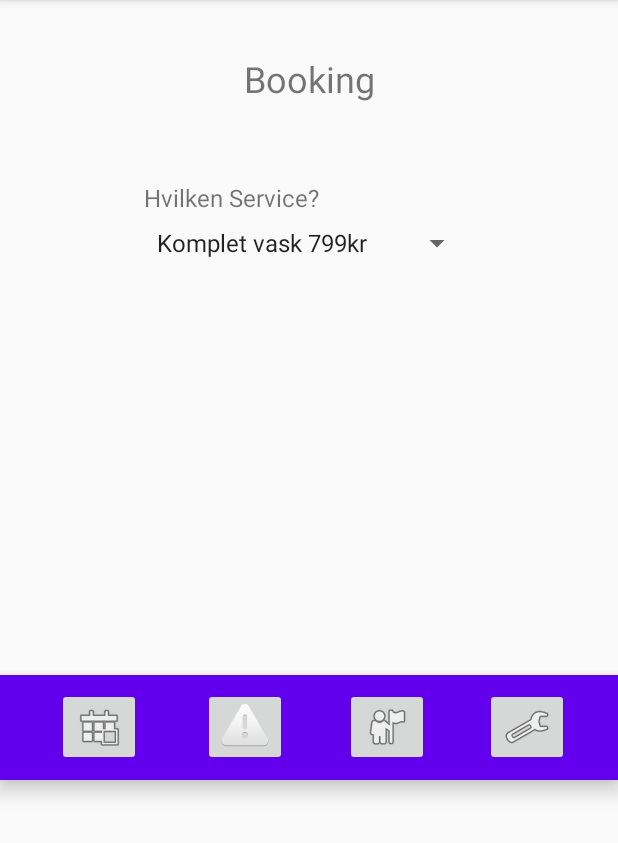
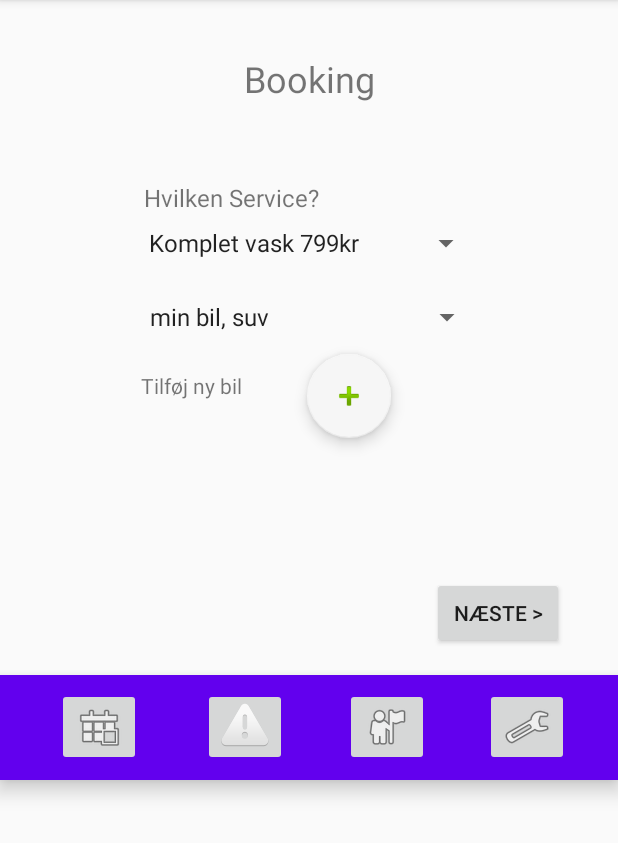
Before and after one commit to nato93/PDBilPleje, an Android app: the screen it shows after launch (HomepageActivity), after a tap on an icon or button, on a phone screen of 412 x 824 dp, the part 84-927 px from its top. Run offline under Robolectric (Android 15) with nearby library versions, the phone set to English and light mode, and no system bars.

```diff
--- a/app/src/main/res/layout/fragment_booking.xml
+++ b/app/src/main/res/layout/fragment_booking.xml
@@ -1,6 +1,5 @@
 <?xml version="1.0" encoding="utf-8"?>
-<androidx.constraintlayout.widget.ConstraintLayout
-    xmlns:android="http://schemas.android.com/apk/res/android"
+<androidx.constraintlayout.widget.ConstraintLayout xmlns:android="http://schemas.android.com/apk/res/android"
     xmlns:app="http://schemas.android.com/apk/res-auto"
     xmlns:tools="http://schemas.android.com/tools"
     android:layout_width="match_parent"
@@ -33,7 +32,7 @@
 
     <Spinner
         android:id="@+id/spinnerBookingView"
-        android:layout_width="wrap_content"
+        android:layout_width="230sp"
         android:layout_height="wrap_content"
         android:entries="@array/service"
         app:layout_constraintBottom_toBottomOf="parent"
@@ -42,4 +41,54 @@
         app:layout_constraintTop_toBottomOf="@+id/textView"
         app:layout_constraintVertical_bias="0.228" />
 
+    <Spinner
+        android:id="@+id/spinnerBookingView2"
+        android:layout_width="230sp"
+        android:layout_height="wrap_content"
+        android:entries="@array/bil"
+        app:layout_constraintBottom_toBottomOf="parent"
+        app:layout_constraintEnd_toEndOf="parent"
+        app:layout_constraintHorizontal_bias="0.505"
+        app:layout_constraintStart_toStartOf="parent"
+        app:layout_constraintTop_toBottomOf="@+id/spinnerBookingView"
+        app:layout_constraintVertical_bias="0.1" />
+
+    <Button
+        android:id="@+id/button"
+        android:layout_width="wrap_content"
+        android:layout_height="wrap_content"
+        android:text="Næste >"
+        app:layout_constraintBottom_toBottomOf="parent"
+        app:layout_constraintEnd_toEndOf="parent"
+        app:layout_constraintHorizontal_bias="0.888"
+        app:layout_constraintStart_toStartOf="parent"
+        app:layout_constraintTop_toTopOf="parent"
+        app:layout_constraintVertical_bias="0.957" />
+
+    <com.google.android.material.floatingactionbutton.FloatingActionButton
+        android:id="@+id/floatingActionButton"
+        android:layout_width="wrap_content"
+        android:layout_height="wrap_content"
+        android:clickable="true"
+        app:backgroundTint="@color/colorPrimary"
+        app:layout_constraintBottom_toBottomOf="parent"
+        app:layout_constraintEnd_toEndOf="parent"
+        app:layout_constraintHorizontal_bias="0.574"
+        app:layout_constraintStart_toStartOf="parent"
+        app:layout_constraintTop_toBottomOf="@+id/spinnerBookingView2"
+        app:layout_constraintVertical_bias="0.076"
+        app:srcCompat="@android:drawable/ic_input_add" />
+
+    <TextView
+        android:id="@+id/textView4"
+        android:layout_width="wrap_content"
+        android:layout_height="wrap_content"
+        android:text="Tilføj ny bil"
+        app:layout_constraintBottom_toBottomOf="parent"
+        app:layout_constraintEnd_toEndOf="parent"
+        app:layout_constraintHorizontal_bias="0.272"
+        app:layout_constraintStart_toStartOf="parent"
+        app:layout_constraintTop_toBottomOf="@+id/spinnerBookingView2"
+        app:layout_constraintVertical_bias="0.116" />
+
 </androidx.constraintlayout.widget.ConstraintLayout>
--- a/app/src/main/res/values/strings.xml
+++ b/app/src/main/res/values/strings.xml
@@ -21,9 +21,14 @@
         <item>Nano-Coating 5999kr</item>
         <item>Dæk-skift 1999kr</item>
         <item>Polering 2999kr</item>
+    </string-array>
 
+    <string-array name="bil">
+        <item>min bil, suv</item>
+        <item>min bil, minibil</item>
 
     </string-array>
 
 
+
 </resources>
```
